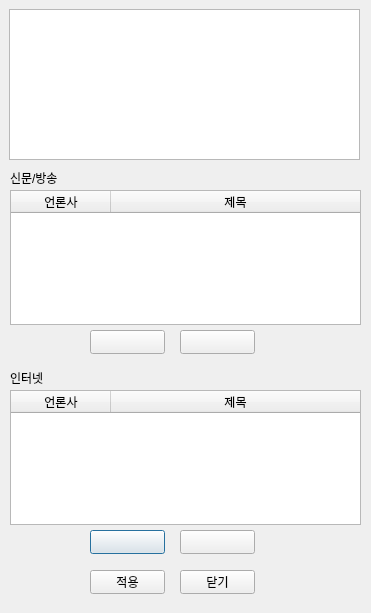
The window that ui/message.ui (memoday/HGUtil-2.0) describes before a commit, drawn with Qt 5.
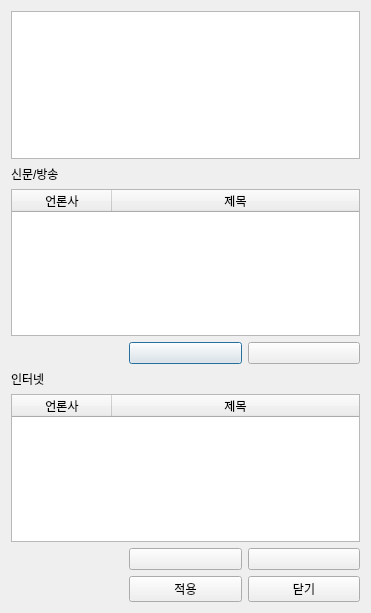
The same window after the commit.

Diff of the .ui file:
```diff
--- a/ui/message.ui
+++ b/ui/message.ui
@@ -19,17 +19,93 @@
   <property name="modal">
    <bool>true</bool>
   </property>
-  <widget class="QTextEdit" name="finalMessage">
-   <property name="geometry">
-    <rect>
-     <x>9</x>
-     <y>9</y>
-     <width>351</width>
-     <height>151</height>
-    </rect>
-   </property>
-   <property name="html">
-    <string>&lt;!DOCTYPE HTML PUBLIC &quot;-//W3C//DTD HTML 4.0//EN&quot; &quot;http://www.w3.org/TR/REC-html40/strict.dtd&quot;&gt;
+  <layout class="QGridLayout" name="gridLayout">
+   <item row="1" column="0">
+    <widget class="QLabel" name="label">
+     <property name="text">
+      <string>신문/방송</string>
+     </property>
+    </widget>
+   </item>
+   <item row="3" column="1">
+    <widget class="QPushButton" name="btn_paperUp">
+     <property name="text">
+      <string/>
+     </property>
+    </widget>
+   </item>
+   <item row="6" column="1">
+    <widget class="QPushButton" name="btn_internetUp">
+     <property name="text">
+      <string/>
+     </property>
+     <property name="autoRepeat">
+      <bool>false</bool>
+     </property>
+     <property name="default">
+      <bool>false</bool>
+     </property>
+     <property name="flat">
+      <bool>false</bool>
+     </property>
+    </widget>
+   </item>
+   <item row="6" column="2">
+    <widget class="QPushButton" name="btn_internetDown">
+     <property name="text">
+      <string/>
+     </property>
+    </widget>
+   </item>
+   <item row="2" column="0" colspan="3">
+    <widget class="QTableWidget" name="paperNewsTable">
+     <property name="editTriggers">
+      <set>QAbstractItemView::NoEditTriggers</set>
+     </property>
+     <property name="dragEnabled">
+      <bool>true</bool>
+     </property>
+     <property name="dragDropMode">
+      <enum>QAbstractItemView::DragDrop</enum>
+     </property>
+     <property name="defaultDropAction">
+      <enum>Qt::MoveAction</enum>
+     </property>
+     <property name="alternatingRowColors">
+      <bool>true</bool>
+     </property>
+     <property name="horizontalScrollMode">
+      <enum>QAbstractItemView::ScrollPerPixel</enum>
+     </property>
+     <property name="rowCount">
+      <number>0</number>
+     </property>
+     <attribute name="horizontalHeaderStretchLastSection">
+      <bool>true</bool>
+     </attribute>
+     <column>
+      <property name="text">
+       <string>언론사</string>
+      </property>
+     </column>
+     <column>
+      <property name="text">
+       <string>제목</string>
+      </property>
+     </column>
+    </widget>
+   </item>
+   <item row="7" column="1">
+    <widget class="QPushButton" name="btn_run">
+     <property name="text">
+      <string>적용</string>
+     </property>
+    </widget>
+   </item>
+   <item row="0" column="0" colspan="3">
+    <widget class="QTextEdit" name="finalMessage">
+     <property name="html">
+      <string>&lt;!DOCTYPE HTML PUBLIC &quot;-//W3C//DTD HTML 4.0//EN&quot; &quot;http://www.w3.org/TR/REC-html40/strict.dtd&quot;&gt;
 &lt;html&gt;&lt;head&gt;&lt;meta name=&quot;qrichtext&quot; content=&quot;1&quot; /&gt;&lt;meta charset=&quot;utf-8&quot; /&gt;&lt;style type=&quot;text/css&quot;&gt;
 p, li { white-space: pre-wrap; }
 hr { height: 1px; border-width: 0; }
@@ -37,209 +113,69 @@
 li.checked::marker { content: &quot;\2612&quot;; }
 &lt;/style&gt;&lt;/head&gt;&lt;body style=&quot; font-family:'맑은 고딕'; font-size:9pt; font-weight:400; font-style:normal;&quot;&gt;
 &lt;p style=&quot;-qt-paragraph-type:empty; margin-top:0px; margin-bottom:0px; margin-left:0px; margin-right:0px; -qt-block-indent:0; text-indent:0px;&quot;&gt;&lt;br /&gt;&lt;/p&gt;&lt;/body&gt;&lt;/html&gt;</string>
-   </property>
-  </widget>
-  <widget class="QTableWidget" name="internetNewsTable">
-   <property name="geometry">
-    <rect>
-     <x>10</x>
-     <y>390</y>
-     <width>351</width>
-     <height>135</height>
-    </rect>
-   </property>
-   <property name="editTriggers">
-    <set>QAbstractItemView::NoEditTriggers</set>
-   </property>
-   <property name="dragEnabled">
-    <bool>true</bool>
-   </property>
-   <property name="dragDropMode">
-    <enum>QAbstractItemView::DragDrop</enum>
-   </property>
-   <property name="defaultDropAction">
-    <enum>Qt::MoveAction</enum>
-   </property>
-   <property name="alternatingRowColors">
-    <bool>true</bool>
-   </property>
-   <property name="horizontalScrollMode">
-    <enum>QAbstractItemView::ScrollPerPixel</enum>
-   </property>
-   <property name="rowCount">
-    <number>0</number>
-   </property>
-   <attribute name="horizontalHeaderStretchLastSection">
-    <bool>true</bool>
-   </attribute>
-   <column>
-    <property name="text">
-     <string>언론사</string>
-    </property>
-   </column>
-   <column>
-    <property name="text">
-     <string>제목</string>
-    </property>
-   </column>
-  </widget>
-  <widget class="QLabel" name="label">
-   <property name="geometry">
-    <rect>
-     <x>10</x>
-     <y>170</y>
-     <width>81</width>
-     <height>16</height>
-    </rect>
-   </property>
-   <property name="text">
-    <string>신문/방송</string>
-   </property>
-  </widget>
-  <widget class="QLabel" name="label_2">
-   <property name="geometry">
-    <rect>
-     <x>10</x>
-     <y>370</y>
-     <width>61</width>
-     <height>16</height>
-    </rect>
-   </property>
-   <property name="text">
-    <string>인터넷</string>
-   </property>
-  </widget>
-  <widget class="QPushButton" name="btn_internetUp">
-   <property name="geometry">
-    <rect>
-     <x>90</x>
-     <y>530</y>
-     <width>75</width>
-     <height>24</height>
-    </rect>
-   </property>
-   <property name="text">
-    <string/>
-   </property>
-   <property name="autoRepeat">
-    <bool>false</bool>
-   </property>
-   <property name="default">
-    <bool>false</bool>
-   </property>
-   <property name="flat">
-    <bool>false</bool>
-   </property>
-  </widget>
-  <widget class="QPushButton" name="btn_internetDown">
-   <property name="geometry">
-    <rect>
-     <x>180</x>
-     <y>530</y>
-     <width>75</width>
-     <height>24</height>
-    </rect>
-   </property>
-   <property name="text">
-    <string/>
-   </property>
-  </widget>
-  <widget class="QTableWidget" name="paperNewsTable">
-   <property name="geometry">
-    <rect>
-     <x>10</x>
-     <y>190</y>
-     <width>351</width>
-     <height>135</height>
-    </rect>
-   </property>
-   <property name="editTriggers">
-    <set>QAbstractItemView::NoEditTriggers</set>
-   </property>
-   <property name="dragEnabled">
-    <bool>true</bool>
-   </property>
-   <property name="dragDropMode">
-    <enum>QAbstractItemView::DragDrop</enum>
-   </property>
-   <property name="defaultDropAction">
-    <enum>Qt::MoveAction</enum>
-   </property>
-   <property name="alternatingRowColors">
-    <bool>true</bool>
-   </property>
-   <property name="horizontalScrollMode">
-    <enum>QAbstractItemView::ScrollPerPixel</enum>
-   </property>
-   <property name="rowCount">
-    <number>0</number>
-   </property>
-   <attribute name="horizontalHeaderStretchLastSection">
-    <bool>true</bool>
-   </attribute>
-   <column>
-    <property name="text">
-     <string>언론사</string>
-    </property>
-   </column>
-   <column>
-    <property name="text">
-     <string>제목</string>
-    </property>
-   </column>
-  </widget>
-  <widget class="QPushButton" name="btn_paperUp">
-   <property name="geometry">
-    <rect>
-     <x>90</x>
-     <y>330</y>
-     <width>75</width>
-     <height>24</height>
-    </rect>
-   </property>
-   <property name="text">
-    <string/>
-   </property>
-  </widget>
-  <widget class="QPushButton" name="btn_paperDown">
-   <property name="geometry">
-    <rect>
-     <x>180</x>
-     <y>330</y>
-     <width>75</width>
-     <height>24</height>
-    </rect>
-   </property>
-   <property name="text">
-    <string/>
-   </property>
-  </widget>
-  <widget class="QPushButton" name="btn_exit">
-   <property name="geometry">
-    <rect>
-     <x>180</x>
-     <y>570</y>
-     <width>75</width>
-     <height>24</height>
-    </rect>
-   </property>
-   <property name="text">
-    <string>닫기</string>
-   </property>
-  </widget>
-  <widget class="QPushButton" name="btn_run">
-   <property name="geometry">
-    <rect>
-     <x>90</x>
-     <y>570</y>
-     <width>75</width>
-     <height>24</height>
-    </rect>
-   </property>
-   <property name="text">
-    <string>적용</string>
-   </property>
-  </widget>
+     </property>
+    </widget>
+   </item>
+   <item row="4" column="0">
+    <widget class="QLabel" name="label_2">
+     <property name="text">
+      <string>인터넷</string>
+     </property>
+    </widget>
+   </item>
+   <item row="3" column="2">
+    <widget class="QPushButton" name="btn_paperDown">
+     <property name="text">
+      <string/>
+     </property>
+    </widget>
+   </item>
+   <item row="7" column="2">
+    <widget class="QPushButton" name="btn_exit">
+     <property name="text">
+      <string>닫기</string>
+     </property>
+    </widget>
+   </item>
+   <item row="5" column="0" colspan="3">
+    <widget class="QTableWidget" name="internetNewsTable">
+     <property name="editTriggers">
+      <set>QAbstractItemView::NoEditTriggers</set>
+     </property>
+     <property name="dragEnabled">
+      <bool>true</bool>
+     </property>
+     <property name="dragDropMode">
+      <enum>QAbstractItemView::DragDrop</enum>
+     </property>
+     <property name="defaultDropAction">
+      <enum>Qt::MoveAction</enum>
+     </property>
+     <property name="alternatingRowColors">
+      <bool>true</bool>
+     </property>
+     <property name="horizontalScrollMode">
+      <enum>QAbstractItemView::ScrollPerPixel</enum>
+     </property>
+     <property name="rowCount">
+      <number>0</number>
+     </property>
+     <attribute name="horizontalHeaderStretchLastSection">
+      <bool>true</bool>
+     </attribute>
+     <column>
+      <property name="text">
+       <string>언론사</string>
+      </property>
+     </column>
+     <column>
+      <property name="text">
+       <string>제목</string>
+      </property>
+     </column>
+    </widget>
+   </item>
+  </layout>
  </widget>
  <resources/>
  <connections/>
```
